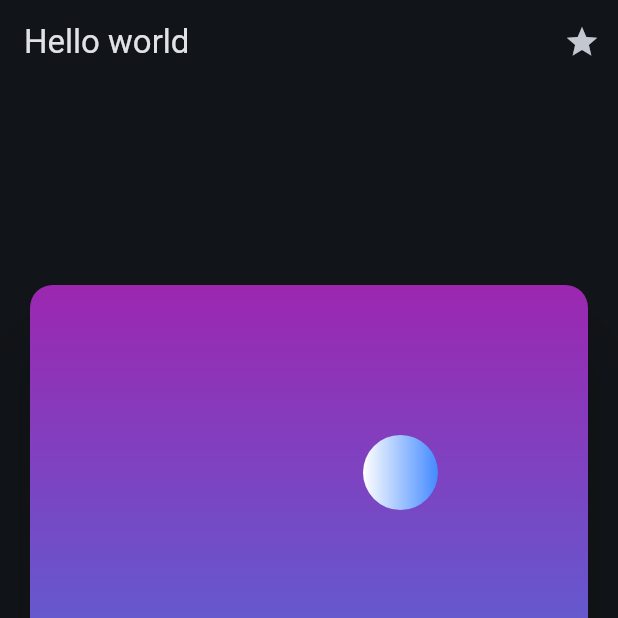
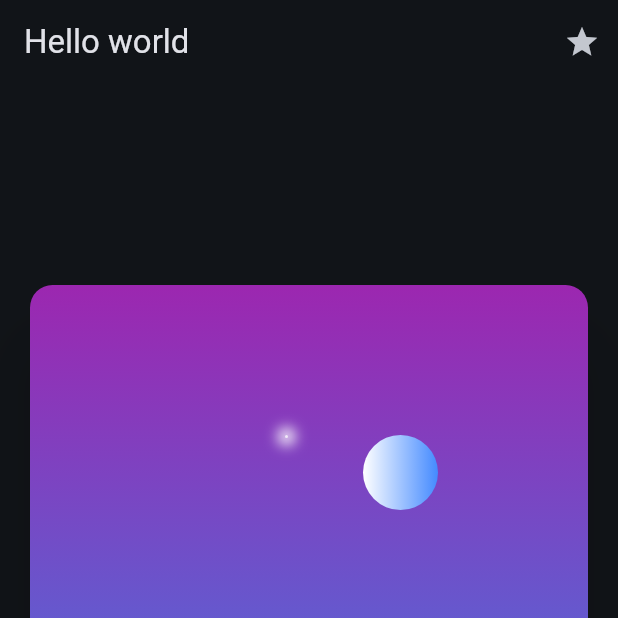
Before and after one commit to De4nWhit3/sunrise, a Flutter app: the screen it shows after launch, after a tap on the "star" icon, on a phone screen of 412 x 824 dp, the top half of it. Run offline on Flutter 3.47's test engine with Material 2 defaults, Android fonts, the phone set to English and light mode, and no system bars.

Commit message:
added a star

```diff
--- a/lib/main.dart
+++ b/lib/main.dart
@@ -2,6 +2,7 @@ import 'package:flutter/material.dart';
 import 'package:provider/provider.dart';
 import 'package:sunrise/services/ThemeService.dart';
 import 'package:sunrise/widgets/moon.dart';
+import 'package:sunrise/widgets/star.dart';
 import 'package:sunrise/widgets/sun.dart';
 
 void main() {
@@ -105,6 +106,14 @@ class _MyHomePageState extends State<MyHomePage> {
                     ),
                   ),
                   child: Stack(children: [
+                    Positioned(
+                      top: 100,
+                      right: 200,
+                      child: AnimatedOpacity(
+                          duration: const Duration(milliseconds: 200),
+                          opacity: themeService.isDarkModeOn ? 1 : 0,
+                          child: const Star()),
+                    ),
                     AnimatedPositioned(
                       duration: const Duration(milliseconds: 400),
                       top: themeService.isDarkModeOn ? 100 : 130,
--- /dev/null
+++ b/lib/widgets/star.dart
@@ -0,0 +1,24 @@
+import 'package:flutter/material.dart';
+
+class Star extends StatelessWidget {
+  const Star({super.key});
+
+  @override
+  Widget build(BuildContext context) {
+    return Container(
+      width: 2,
+      height: 2,
+      decoration: BoxDecoration(
+          shape: BoxShape.circle,
+          color: Colors.white.withOpacity(0.7),
+          boxShadow: const [
+            BoxShadow(
+              color: Colors.white,
+              spreadRadius: 5,
+              blurRadius: 7,
+              offset: Offset(0, 0),
+            )
+          ]),
+    );
+  }
+}
```
